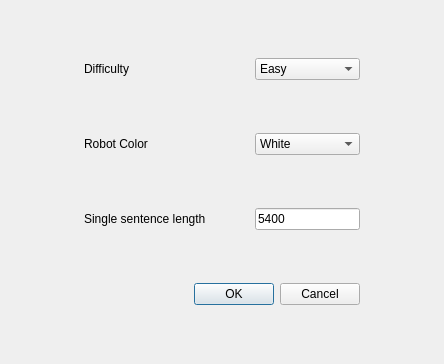
Dionysen/gobang, file gobang-client/local/settingdialog.ui: the form before one commit.
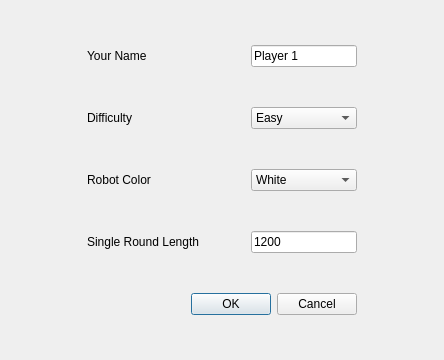
The form after the commit.

Patch:
```diff
--- a/gobang-client/local/settingdialog.ui
+++ b/gobang-client/local/settingdialog.ui
@@ -7,45 +7,54 @@
     <x>0</x>
     <y>0</y>
     <width>444</width>
-    <height>364</height>
+    <height>360</height>
    </rect>
   </property>
   <property name="windowTitle">
    <string>Dialog</string>
   </property>
   <layout class="QGridLayout" name="gridLayout">
-   <item row="3" column="2" colspan="3">
-    <widget class="QDialogButtonBox" name="buttonBox">
+   <item row="1" column="3">
+    <spacer name="horizontalSpacer_3">
      <property name="orientation">
       <enum>Qt::Horizontal</enum>
      </property>
-     <property name="standardButtons">
-      <set>QDialogButtonBox::Cancel|QDialogButtonBox::Ok</set>
+     <property name="sizeHint" stdset="0">
+      <size>
+       <width>40</width>
+       <height>20</height>
+      </size>
      </property>
-    </widget>
+    </spacer>
+   </item>
+   <item row="1" column="6">
+    <spacer name="horizontalSpacer_5">
+     <property name="orientation">
+      <enum>Qt::Horizontal</enum>
+     </property>
+     <property name="sizeHint" stdset="0">
+      <size>
+       <width>40</width>
+       <height>20</height>
+      </size>
+     </property>
+    </spacer>
    </item>
    <item row="2" column="2">
-    <widget class="QLabel" name="label_3">
-     <property name="text">
-      <string>Single sentence length</string>
-     </property>
-    </widget>
-   </item>
-   <item row="0" column="2">
-    <widget class="QLabel" name="label">
-     <property name="text">
-      <string>Difficulty</string>
-     </property>
-    </widget>
-   </item>
-   <item row="1" column="2">
     <widget class="QLabel" name="label_2">
      <property name="text">
       <string>Robot Color</string>
      </property>
     </widget>
    </item>
-   <item row="1" column="4">
+   <item row="3" column="2">
+    <widget class="QLabel" name="label_3">
+     <property name="text">
+      <string>Single Round Length</string>
+     </property>
+    </widget>
+   </item>
+   <item row="2" column="4">
     <widget class="QComboBox" name="comboBox_2">
      <item>
       <property name="text">
@@ -59,28 +68,15 @@
      </item>
     </widget>
    </item>
-   <item row="0" column="3">
-    <spacer name="horizontalSpacer_3">
-     <property name="orientation">
-      <enum>Qt::Horizontal</enum>
-     </property>
-     <property name="sizeHint" stdset="0">
-      <size>
-       <width>40</width>
-       <height>20</height>
-      </size>
-     </property>
-    </spacer>
-   </item>
-   <item row="2" column="4">
-    <widget class="QLineEdit" name="lineEdit">
+   <item row="1" column="2">
+    <widget class="QLabel" name="label">
      <property name="text">
-      <string>5400</string>
+      <string>Difficulty</string>
      </property>
     </widget>
    </item>
-   <item row="0" column="1">
-    <spacer name="horizontalSpacer_4">
+   <item row="1" column="0">
+    <spacer name="horizontalSpacer">
      <property name="orientation">
       <enum>Qt::Horizontal</enum>
      </property>
@@ -92,7 +88,7 @@
      </property>
     </spacer>
    </item>
-   <item row="0" column="4">
+   <item row="1" column="4">
     <widget class="QComboBox" name="comboBox">
      <item>
       <property name="text">
@@ -131,7 +127,7 @@
      </item>
     </widget>
    </item>
-   <item row="0" column="5">
+   <item row="1" column="5">
     <spacer name="horizontalSpacer_2">
      <property name="orientation">
       <enum>Qt::Horizontal</enum>
@@ -144,21 +140,25 @@
      </property>
     </spacer>
    </item>
-   <item row="0" column="0">
-    <spacer name="horizontalSpacer">
+   <item row="5" column="2" colspan="3">
+    <widget class="QDialogButtonBox" name="buttonBox">
      <property name="orientation">
       <enum>Qt::Horizontal</enum>
      </property>
-     <property name="sizeHint" stdset="0">
-      <size>
-       <width>40</width>
-       <height>20</height>
-      </size>
+     <property name="standardButtons">
+      <set>QDialogButtonBox::Cancel|QDialogButtonBox::Ok</set>
      </property>
-    </spacer>
+    </widget>
    </item>
-   <item row="0" column="6">
-    <spacer name="horizontalSpacer_5">
+   <item row="3" column="4">
+    <widget class="QLineEdit" name="lineEdit">
+     <property name="text">
+      <string>1200</string>
+     </property>
+    </widget>
+   </item>
+   <item row="1" column="1">
+    <spacer name="horizontalSpacer_4">
      <property name="orientation">
       <enum>Qt::Horizontal</enum>
      </property>
@@ -170,6 +170,20 @@
      </property>
     </spacer>
    </item>
+   <item row="0" column="2">
+    <widget class="QLabel" name="label_4">
+     <property name="text">
+      <string>Your Name</string>
+     </property>
+    </widget>
+   </item>
+   <item row="0" column="4">
+    <widget class="QLineEdit" name="lineEdit_2">
+     <property name="text">
+      <string>Player 1</string>
+     </property>
+    </widget>
+   </item>
   </layout>
  </widget>
  <resources/>
```
